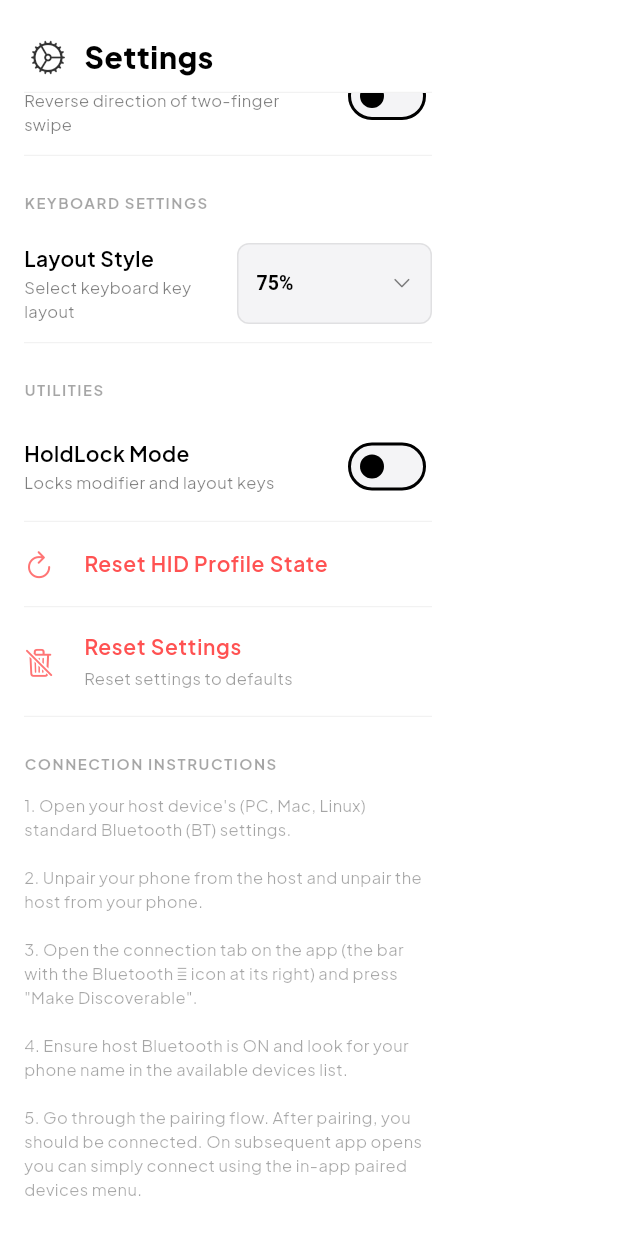
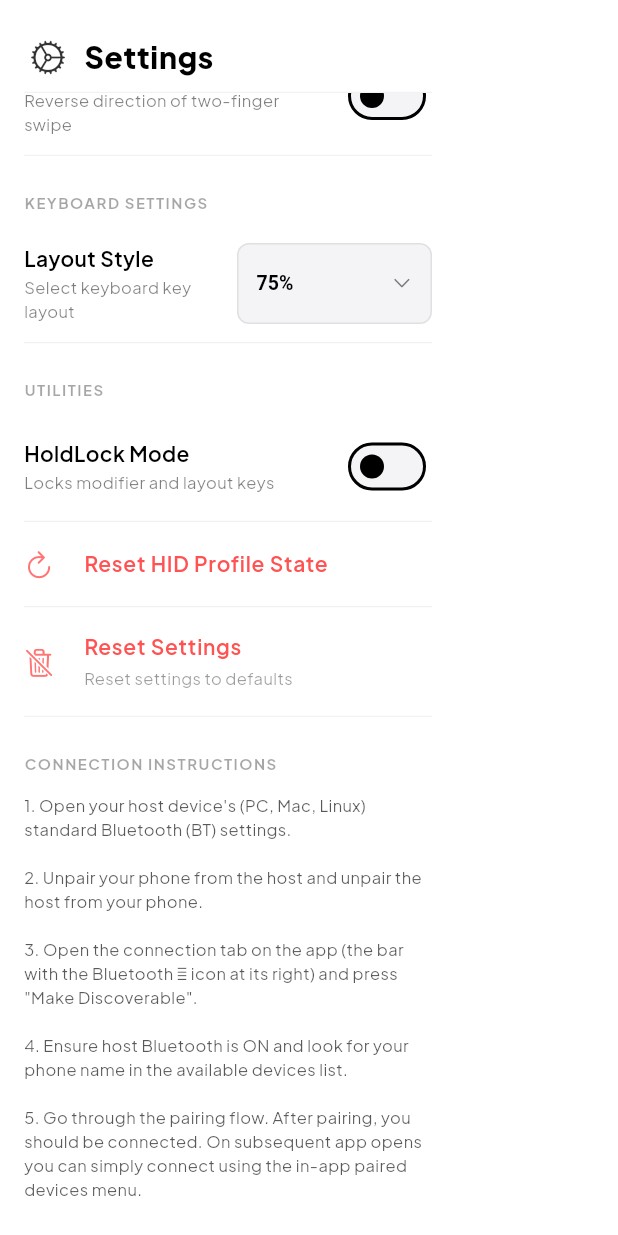
Before and after one commit to Poggecci/couchmouse, a Flutter app: the ControlDrawer widget shown alone on an empty page, opened directly with empty values, scrolled down 364 dp, on a phone screen of 412 x 824 dp. Run offline on Flutter 3.47's test engine with Material 3 defaults, Android fonts, the phone set to English and light mode, and no system bars; our stand-ins replace flutter_riverpod, google_fonts, permission_handler, shared_preferences; accounts and stored records are empty.

Commit message:
style: darken setup instructions text for better readability

```diff
--- a/lib/widgets/control_drawer.dart
+++ b/lib/widgets/control_drawer.dart
@@ -388,7 +388,7 @@ class ControlDrawer extends ConsumerWidget {
                     "5. Go through the pairing flow. After pairing, you should be connected. On subsequent app opens you can simply connect using the in-app paired devices menu.",
                     style: TextStyle(
                       fontSize: 11,
-                      color: Colors.black.withValues(alpha: 0.35),
+                      color: Colors.black.withValues(alpha: 0.65),
                       height: 1.5,
                     ),
                   ),
```
